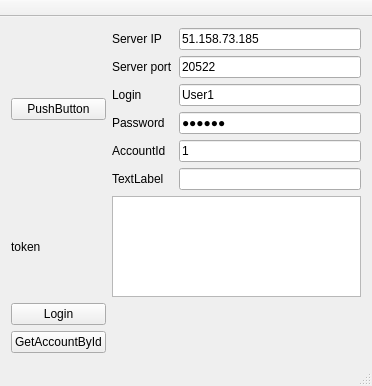
First picture: the form in MyMessengerQtClientGui/mainwindow.ui, repository prekel/MyMessengerQtClient, before the edit.
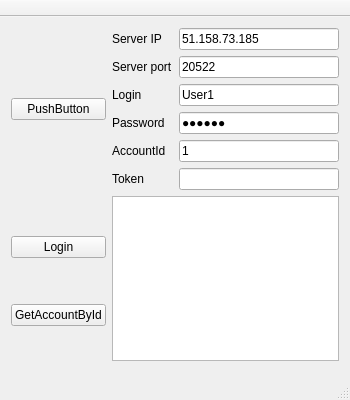
Second picture: the form after the edit.

Diff of the .ui file:
```diff
--- a/MyMessengerQtClientGui/mainwindow.ui
+++ b/MyMessengerQtClientGui/mainwindow.ui
@@ -6,8 +6,8 @@
    <rect>
     <x>0</x>
     <y>0</y>
-    <width>372</width>
-    <height>386</height>
+    <width>350</width>
+    <height>400</height>
    </rect>
   </property>
   <property name="windowTitle">
@@ -15,7 +15,7 @@
   </property>
   <widget class="QWidget" name="centralWidget">
    <layout class="QGridLayout" name="gridLayout">
-    <item row="0" column="1">
+    <item row="1" column="1">
      <layout class="QFormLayout" name="formLayout">
       <item row="0" column="1">
        <widget class="QLineEdit" name="lineEdit_serverip">
@@ -62,7 +62,7 @@
       <item row="5" column="0">
        <widget class="QLabel" name="label_6">
         <property name="text">
-         <string>TextLabel</string>
+         <string>Token</string>
         </property>
        </widget>
       </item>
@@ -102,37 +102,34 @@
       </item>
      </layout>
     </item>
-    <item row="1" column="1">
-     <widget class="QTreeView" name="treeView"/>
-    </item>
+    <item row="2" column="0" rowspan="2">
+     <layout class="QGridLayout" name="gridLayout_2">
     <item row="1" column="0">
-     <widget class="QLabel" name="label_token">
+       <widget class="QPushButton" name="pushButton_gabid">
       <property name="text">
-       <string>token</string>
+         <string>GetAccountById</string>
       </property>
      </widget>
     </item>
-    <item row="2" column="0">
+      <item row="0" column="0">
      <widget class="QPushButton" name="pushButton_login">
       <property name="text">
        <string>Login</string>
       </property>
      </widget>
     </item>
-    <item row="0" column="0">
+     </layout>
+    </item>
+    <item row="2" column="1">
+     <widget class="QTreeView" name="treeView"/>
+    </item>
+    <item row="1" column="0">
      <widget class="QPushButton" name="pushButton">
       <property name="text">
        <string>PushButton</string>
       </property>
      </widget>
     </item>
-    <item row="3" column="0">
-     <widget class="QPushButton" name="pushButton_gabid">
-      <property name="text">
-       <string>GetAccountById</string>
-      </property>
-     </widget>
-    </item>
    </layout>
   </widget>
   <widget class="QMenuBar" name="menuBar">
```
Left out of the diff: 4 changed lines with no effect on the pictures. Lines whose indentation alone changed are shown as unchanged.
